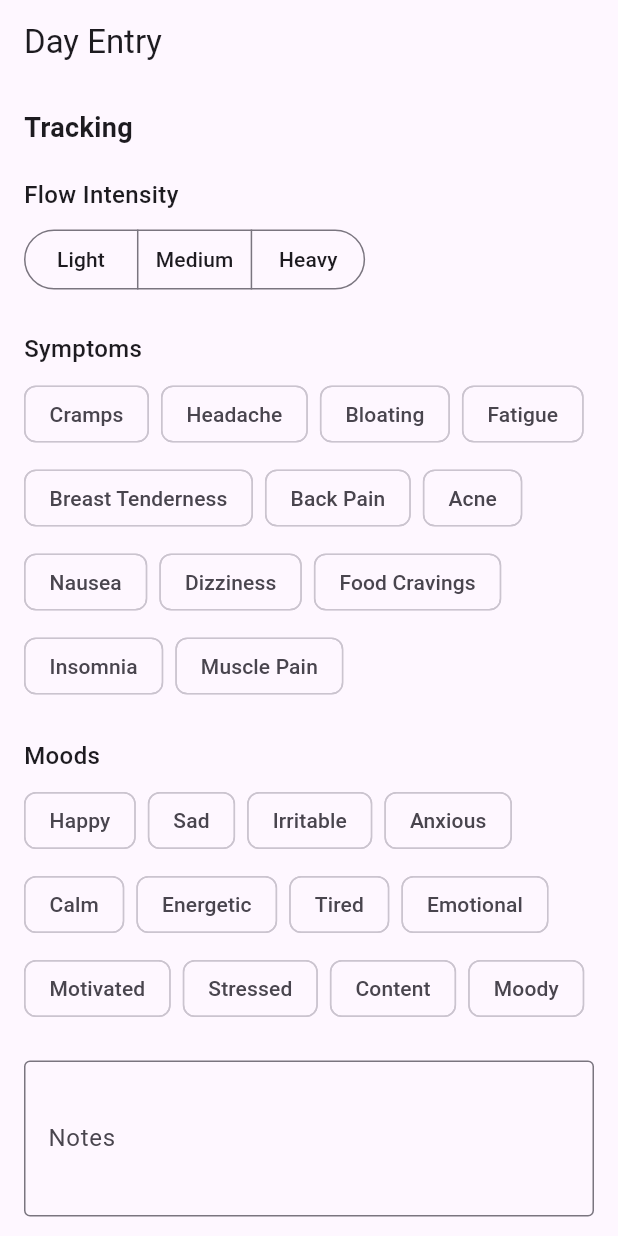
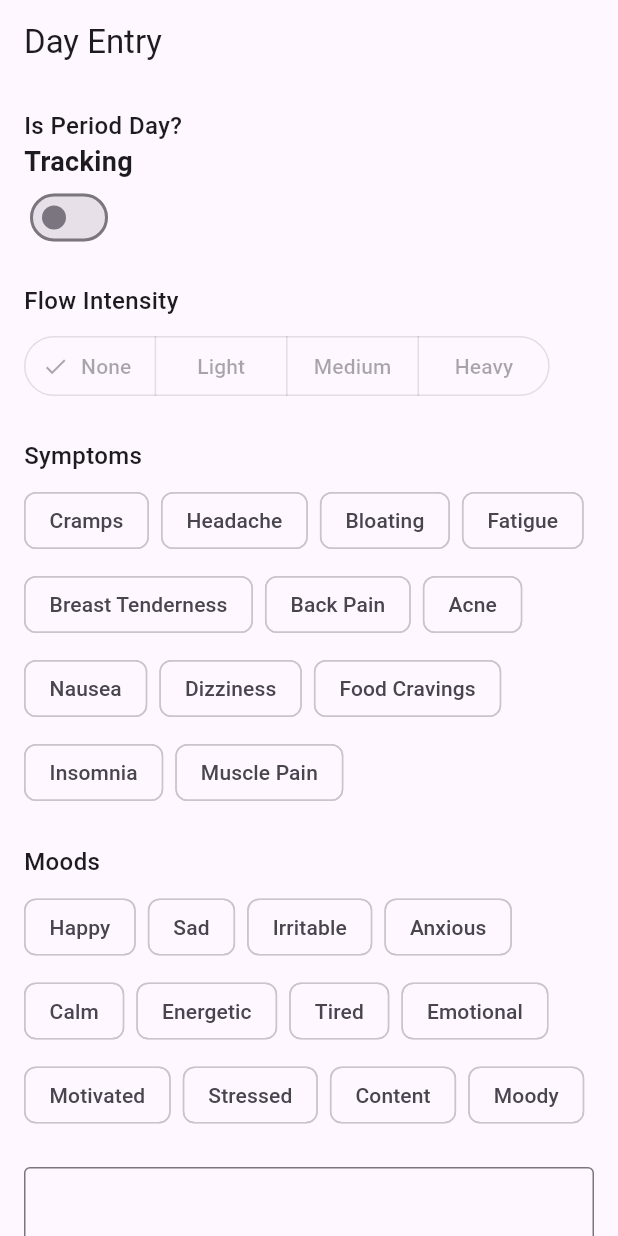
Before and after one commit to R-level/Mina_App, a Flutter app: the DayEntryView screen opened directly with empty values, on a phone screen of 412 x 824 dp. Run offline on Flutter 3.47's test engine with Material 3 defaults, Android fonts, the light colour scheme and no system bars; our stand-ins replace bloc, csv, equatable, fl_chart, flutter_bloc, flutter_local_notifications and 6 more; accounts and stored records are empty.

Commit message:
feat: Implement period day tracking and database integration
- Added method to retrieve period days within a date range in DatabaseHelper.
- Updated Day model to use consistent field names for database compatibility.
- Enhanced MoodList model to handle null values more gracefully.
- Introduced FlowWeight enum in PeriodDay model to represent flow intensity.
- Implemented insertPeriodDayEntry method in DayEntryRepository for saving period days.
- Modified DayEntryView to include UI for selecting period day attributes.
- Integrated period day loading in DashboardView with error handling.
- Created PeriodBloc for managing period state transitions.

```diff
--- a/lib/data/model/mood_list.dart
+++ b/lib/data/model/mood_list.dart
@@ -36,7 +36,7 @@ class MoodList extends Equatable {
   }
 
   static MoodList fromString(String? moodsString) {
-    if (moodsString == null || moodsString.isEmpty) {
+    if (moodsString == null) {
       return const MoodList();
     }
     return MoodList(moods: moodsString.split(','));
--- a/lib/features/day_entry/view/day_entry_view.dart
+++ b/lib/features/day_entry/view/day_entry_view.dart
@@ -18,9 +18,12 @@ class DayEntryView extends StatefulWidget {
 class _DayEntryViewState extends State<DayEntryView> {
   final _formKey = GlobalKey<FormState>();
   String? _selectedFlow;
+  bool _isPeriodDaySelected = false; // Track if "Is Period Day" is selected
   final List<String> _selectedSymptoms = [];
   final List<String> _selectedMoods = [];
   final TextEditingController _notesController = TextEditingController();
+  bool _isPeriodStartDay = false;
+  bool _isPeriodEndDay = false;
 
   @override
   void initState() {
@@ -29,18 +32,24 @@ class _DayEntryViewState extends State<DayEntryView> {
     // Populate fields if an existing day is provided
     if (widget.existingDay != null) {
       final day = widget.existingDay!;
-      _selectedFlow =
-          day.isPeriodDay == true ? "Medium" : null; // Example logic
+      _isPeriodDaySelected = day.isPeriodDay;
+      //Check if the day is a PeriodDay and cast it
+      if (day is PeriodDay) {
+        _selectedFlow = day.flowWeight.index.toString();
+        _isPeriodStartDay = day.isPeriodStartDay;
+        _isPeriodEndDay = day.isPeriodEndDay;
+      }
+
       if (day.symptomList != null) {
-        _selectedSymptoms.addAll(day!.symptomList!.symptoms);
+        _selectedSymptoms.addAll(day.symptomList!.symptoms);
       }
       if (day.moodList != null) {
-        _selectedMoods.addAll(day!.moodList!.moods);
+        _selectedMoods.addAll(day.moodList!.moods);
       }
       _notesController.text = day.note ?? "";
     } else {
       // Initialize fields as empty for a new day entry
-      _selectedFlow = null;
+      _selectedFlow = '0';
       _selectedSymptoms.clear();
       _selectedMoods.clear();
       _notesController.text = "";
@@ -60,11 +69,23 @@ class _DayEntryViewState extends State<DayEntryView> {
           child: Column(
             crossAxisAlignment: CrossAxisAlignment.start,
             children: [
+              const Text('Is Period Day?',
+                  style: TextStyle(fontSize: 16, fontWeight: FontWeight.w500)),
               Text(
                 "Tracking for: ${widget.focusedDay.toLocal()}".split(' ')[0],
                 style:
                     const TextStyle(fontSize: 18, fontWeight: FontWeight.bold),
               ),
+              Row(children: [
+                Switch(
+                  value: _isPeriodDaySelected,
+                  onChanged: (value) {
+                    setState(() {
+                      _isPeriodDaySelected = value;
+                    });
+                  },
+                )
+              ]),
               const SizedBox(height: 20),
 
               // Flow Intensity Section
@@ -73,18 +94,22 @@ class _DayEntryViewState extends State<DayEntryView> {
               const SizedBox(height: 8),
               SegmentedButton<String>(
                 segments: const [
-                  ButtonSegment(value: "Light", label: Text("Light")),
-                  ButtonSegment(value: "Medium", label: Text("Medium")),
-                  ButtonSegment(value: "Heavy", label: Text("Heavy")),
+                  ButtonSegment(value: "0", label: Text("None")),
+                  ButtonSegment(value: "1", label: Text("Light")),
+                  ButtonSegment(value: "2", label: Text("Medium")),
+                  ButtonSegment(value: "3", label: Text("Heavy")),
                 ],
                 selected: _selectedFlow != null ? {_selectedFlow!} : {},
                 emptySelectionAllowed: true,
-                onSelectionChanged: (Set<String> newSelection) {
+                onSelectionChanged: _isPeriodDaySelected
+                    ? (Set<String> newSelection) {
                         setState(() {
-                    _selectedFlow =
-                        newSelection.isNotEmpty ? newSelection.first : null;
+                          _selectedFlow = newSelection.isNotEmpty
+                              ? newSelection.first
+                              : null;
                         });
-                },
+                      }
+                    : null, // Disable selection if not a period day
               ),
               const SizedBox(height: 24),
 
@@ -169,6 +194,18 @@ class _DayEntryViewState extends State<DayEntryView> {
 
   void _saveEntry() {
     if (_formKey.currentState!.validate()) {
+      if (_isPeriodDaySelected) {
+        final periodDay = PeriodDay(
+          date: widget.focusedDay,
+          flowWeight: PeriodDay.flowWeightValues[int.parse(_selectedFlow!)],
+          isPeriodStartDay: true,
+          isPeriodEndDay: false,
+          note: _notesController.text,
+          listSymptoms: SymptomList(symptoms: _selectedSymptoms),
+          listMoods: MoodList(moods: _selectedMoods),
+        );
+        DayEntryRepository.instance.insertPeriodDayEntry(periodDay);
+      } else {
         final day = Day(
           date: widget.focusedDay,
           isPeriodDay: _selectedFlow != null,
@@ -176,8 +213,8 @@ class _DayEntryViewState extends State<DayEntryView> {
           symptomList: SymptomList(symptoms: _selectedSymptoms),
           moodList: MoodList(moods: _selectedMoods),
         );
-
         DayEntryRepository.instance.insertDayEntry(day);
+      }
 
       ScaffoldMessenger.of(context).showSnackBar(
         const SnackBar(content: Text("Entry saved successfully!")),
```
Also changed, not shown: lib/data/database/databaseHelper.dart (+16 -0 lines), lib/data/model/day.dart (+8 -10 lines), lib/data/model/period_day.dart (+17 -6 lines), lib/data/repositories/day_entry_repository.dart (+27 -3 lines), lib/features/dashboard/view/dashboard_view.dart (+52 -9 lines), lib/features/period/bloc/period_bloc.dart (added, +83 -0 lines), 4 other files. Lines whose indentation alone changed are shown as unchanged.
